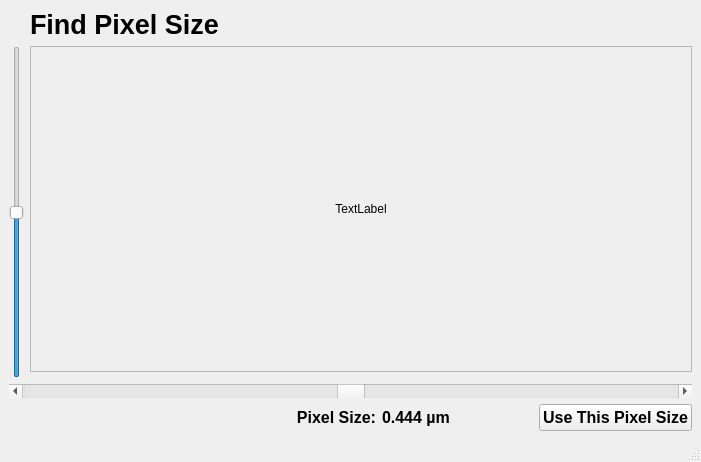
Qt form find_pixel_size.ui (HMarkoetter/BAMline_CT_preview_RECO) before a commit.
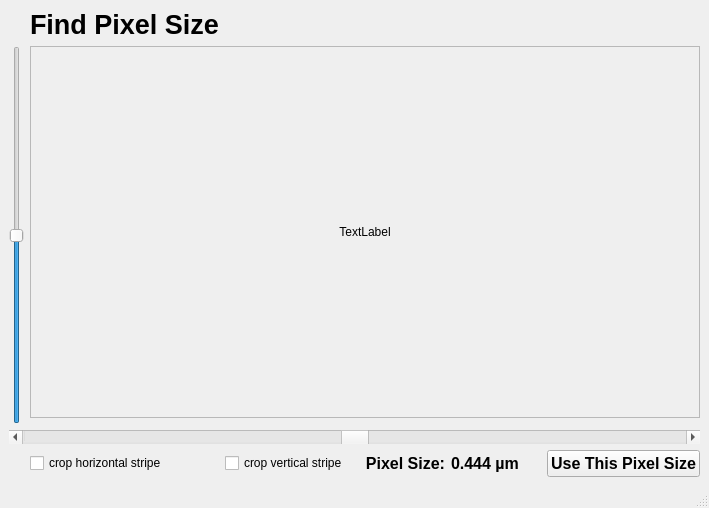
The same form after that commit.

Commit message: crop horizontally and/or vertically in "find_COR" and "find_pixel_size"

Diff of the .ui file:
```diff
--- a/find_pixel_size.ui
+++ b/find_pixel_size.ui
@@ -6,8 +6,8 @@
    <rect>
     <x>0</x>
     <y>0</y>
-    <width>701</width>
-    <height>462</height>
+    <width>709</width>
+    <height>508</height>
    </rect>
   </property>
   <property name="windowTitle">
@@ -28,7 +28,7 @@
       </property>
      </widget>
     </item>
-    <item row="7" column="4">
+    <item row="8" column="5">
      <widget class="QLabel" name="COR_pos">
       <property name="font">
        <font>
@@ -42,7 +42,7 @@
       </property>
      </widget>
     </item>
-    <item row="7" column="3">
+    <item row="8" column="4">
      <widget class="QLabel" name="label">
       <property name="font">
        <font>
@@ -62,20 +62,6 @@
       </property>
      </widget>
     </item>
-    <item row="7" column="5">
-     <widget class="QPushButton" name="pushButton">
-      <property name="font">
-       <font>
-        <pointsize>12</pointsize>
-        <weight>75</weight>
-        <bold>true</bold>
-       </font>
-      </property>
-      <property name="text">
-       <string>Use This Pixel Size</string>
-      </property>
-     </widget>
-    </item>
     <item row="0" column="2">
      <widget class="QLabel" name="label_Title">
       <property name="font">
@@ -90,7 +76,7 @@
       </property>
      </widget>
     </item>
-    <item row="6" column="1" colspan="5">
+    <item row="6" column="1" colspan="6">
      <widget class="QScrollBar" name="COR_slider">
       <property name="minimum">
        <number>-5000</number>
@@ -115,7 +101,21 @@
       </property>
      </widget>
     </item>
-    <item row="1" column="2" colspan="4">
+    <item row="8" column="6">
+     <widget class="QPushButton" name="pushButton">
+      <property name="font">
+       <font>
+        <pointsize>12</pointsize>
+        <weight>75</weight>
+        <bold>true</bold>
+       </font>
+      </property>
+      <property name="text">
+       <string>Use This Pixel Size</string>
+      </property>
+     </widget>
+    </item>
+    <item row="1" column="2" colspan="5">
      <widget class="QScrollArea" name="scrollArea">
       <property name="widgetResizable">
        <bool>true</bool>
@@ -125,8 +125,8 @@
         <rect>
          <x>0</x>
          <y>0</y>
-         <width>660</width>
-         <height>308</height>
+         <width>656</width>
+         <height>318</height>
         </rect>
        </property>
        <layout class="QGridLayout" name="gridLayout_2">
@@ -156,6 +156,20 @@
       </widget>
      </widget>
     </item>
+    <item row="8" column="3">
+     <widget class="QCheckBox" name="crop_vertical_stripe">
+      <property name="text">
+       <string>crop vertical stripe</string>
+      </property>
+     </widget>
+    </item>
+    <item row="8" column="2">
+     <widget class="QCheckBox" name="crop_horizontal_stripe">
+      <property name="text">
+       <string>crop horizontal stripe</string>
+      </property>
+     </widget>
+    </item>
    </layout>
   </widget>
   <widget class="QMenuBar" name="menubar">
```
Left out of the diff: 4 changed lines with no effect on the pictures. The commit also changes 4 other files.
